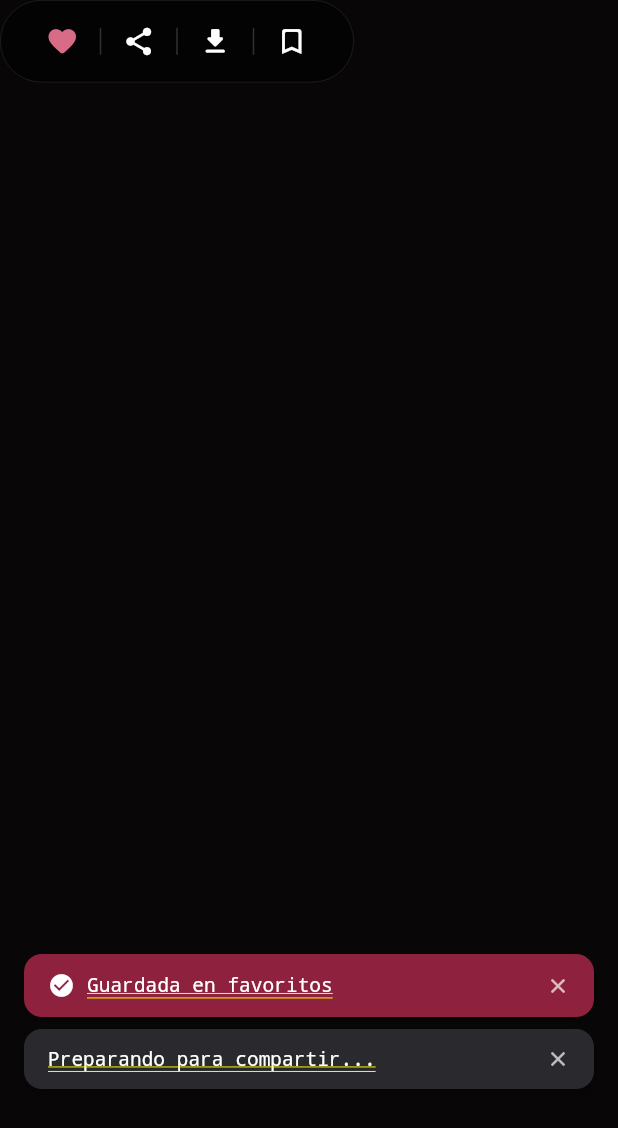
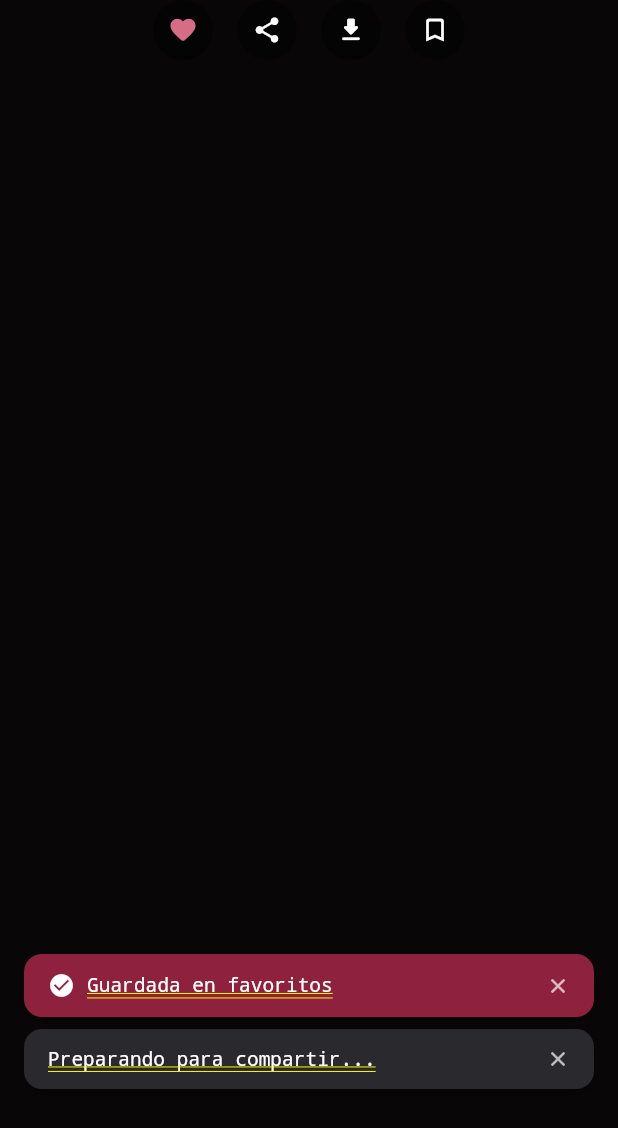
Before and after one commit to dante-galvan/App-Frases-Parejas, a Flutter app: the PhraseActions widget shown alone on an empty page, opened directly with empty values, after a tap on the "favorite outline" icon, after a tap on the "share" icon, on a phone screen of 412 x 824 dp. Shown: the top 1128 px of the screen. Run offline on Flutter 3.47's test engine with Material 3 defaults, Android fonts, the phone set to English and light mode, and no system bars; our stand-ins replace google_fonts, share_plus, shared_preferences; missing offline and left inert: gal; accounts and stored records are empty.

Commit message:
13sept 14:56

```diff
--- a/lib/views/favoritos_view.dart
+++ b/lib/views/favoritos_view.dart
@@ -63,7 +63,7 @@ class _FavoritosViewState extends State<FavoritosView>
           child: TabBarView(
             controller: _tabController,
             children: [
-              _FavoritesTab(phrases: savedPhrases, isDark: isDark),
+              _FavoritesTab(isDark: isDark),
               _CollectionsTab(
                 collections: collectionsProvider.collections,
                 allPhrases: phrasesProvider.phrases,
@@ -78,15 +78,19 @@ class _FavoritosViewState extends State<FavoritosView>
 }
 
 class _FavoritesTab extends StatelessWidget {
-  final List<Phrase> phrases;
   final bool isDark;
 
-  const _FavoritesTab({required this.phrases, required this.isDark});
+  const _FavoritesTab({required this.isDark});
 
   @override
   Widget build(BuildContext context) {
     final favoritesProvider = context.watch<FavoritesProvider>();
+    final phrasesProvider = context.watch<PhrasesProvider>();
     final l10n = AppLocalizations.of(context)!;
+
+    final phrases = phrasesProvider.phrases
+        .where((p) => favoritesProvider.savedIds.contains(p.id))
+        .toList();
 
     if (phrases.isEmpty) {
       return Center(
--- a/lib/widgets/phrase_actions.dart
+++ b/lib/widgets/phrase_actions.dart
@@ -24,21 +24,10 @@ class PhraseActions extends StatelessWidget {
     final favoritesProvider = context.watch<FavoritesProvider>();
     final isSaved = favoritesProvider.isSaved(phrase.id);
 
-    return Container(
-      padding: const EdgeInsets.symmetric(horizontal: 20, vertical: 10),
-      decoration: BoxDecoration(
-        color: Colors.black.withValues(alpha: 0.45),
-        borderRadius: BorderRadius.circular(28),
-        border: Border.all(
-          color: Colors.white.withValues(alpha: 0.12),
-          width: 0.5,
-        ),
-      ),
-      child: Row(
-        mainAxisSize: MainAxisSize.min,
+    return Row(
       mainAxisAlignment: MainAxisAlignment.center,
       children: [
-          _BarAction(
+        _ActionBtn(
           icon: isSaved ? Icons.favorite_rounded : Icons.favorite_outline_rounded,
           color: isSaved ? RomanticColors.romantic400 : Colors.white,
           onTap: () {
@@ -51,8 +40,8 @@ class PhraseActions extends StatelessWidget {
                 );
           },
         ),
-          _barSeparator(),
-          _BarAction(
+        const SizedBox(width: 16),
+        _ActionBtn(
           icon: Icons.share_rounded,
           onTap: () async {
             final toast = context.read<ToastProvider>();
@@ -63,8 +52,8 @@ class PhraseActions extends StatelessWidget {
             await exportAndShare(phrase, context, text: translatedText);
           },
         ),
-          _barSeparator(),
-          _BarAction(
+        const SizedBox(width: 16),
+        _ActionBtn(
           icon: Icons.download_rounded,
           onTap: () async {
             final toast = context.read<ToastProvider>();
@@ -80,24 +69,12 @@ class PhraseActions extends StatelessWidget {
             }
           },
         ),
-          _barSeparator(),
-          _BarAction(
+        const SizedBox(width: 16),
+        _ActionBtn(
           icon: Icons.bookmark_outline_rounded,
           onTap: () => _showAddToCollection(context),
         ),
       ],
-      ),
-    );
-  }
-
-  Widget _barSeparator() {
-    return Padding(
-      padding: const EdgeInsets.symmetric(horizontal: 4),
-      child: Container(
-        width: 1,
-        height: 18,
-        color: Colors.white.withValues(alpha: 0.18),
-      ),
     );
   }
 
@@ -228,12 +205,12 @@ class PhraseActions extends StatelessWidget {
   }
 }
 
-class _BarAction extends StatelessWidget {
+class _ActionBtn extends StatelessWidget {
   final IconData icon;
   final Color? color;
   final VoidCallback onTap;
 
-  const _BarAction({
+  const _ActionBtn({
     required this.icon,
     this.color,
     required this.onTap,
@@ -245,12 +222,16 @@ class _BarAction extends StatelessWidget {
     return GestureDetector(
       behavior: HitTestBehavior.opaque,
       onTap: onTap,
-      child: Padding(
-        padding: const EdgeInsets.symmetric(horizontal: 10, vertical: 6),
+      child: Container(
+        padding: const EdgeInsets.all(10),
+        decoration: BoxDecoration(
+          color: Colors.black.withValues(alpha: 0.35),
+          shape: BoxShape.circle,
+        ),
         child: Icon(
           icon,
           color: effectiveColor,
-          size: 22,
+          size: 20,
         ),
       ),
     );
```
Lines whose indentation alone changed are shown as unchanged.
